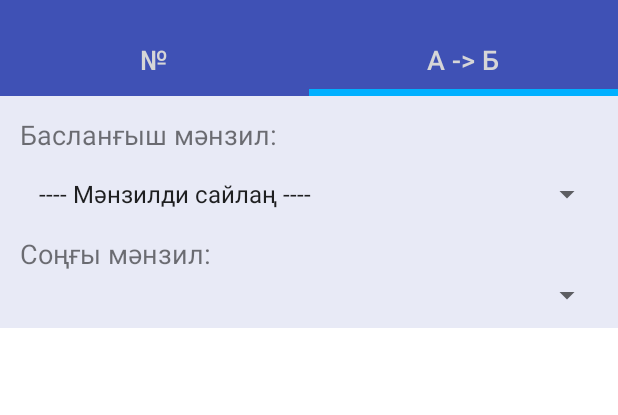
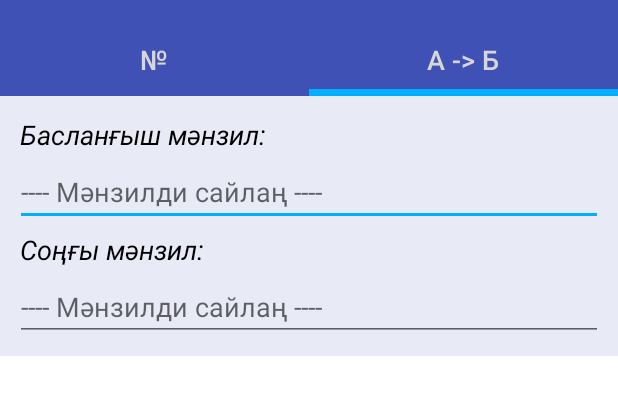
Before and after one commit to shagalalab/Marshrutka, an Android app: the screen it shows after launch (MainActivity), after a tap on "А -> Б", on a phone screen of 412 x 824 dp, the part 60-475 px from its top. Run offline under Robolectric (Android 15) with nearby library versions, the phone set to English and light mode, and no system bars.

Commit message:
Replacing spinners with AutoCompleteTextView

```diff
--- a/MarshrutkaApp/app/src/main/java/com/shagalalab/marshrutka/DetailActivity.java
+++ b/MarshrutkaApp/app/src/main/java/com/shagalalab/marshrutka/DetailActivity.java
@@ -55,7 +55,7 @@ public class DetailActivity extends AppCompatActivity {
         final LinearLayout txtContainer = (LinearLayout)findViewById(R.id.destination_txt_container);
         ArrayList<DestinationPoint> pathPoints = currentRoute.pathPoints;
         for (DestinationPoint destinationPoint : pathPoints) {
-            txtContainer.addView(generateTextView(destinationPoint.getName(isInterfaceCyrillic)));
+            txtContainer.addView(generateTextView(destinationPoint.name));
         }
         final PathDrawer pathDrawer = (PathDrawer)findViewById(R.id.path_drawer);
         txtContainer.getViewTreeObserver().addOnPreDrawListener(new ViewTreeObserver.OnPreDrawListener() {
--- a/MarshrutkaApp/app/src/main/java/com/shagalalab/marshrutka/MainActivity.java
+++ b/MarshrutkaApp/app/src/main/java/com/shagalalab/marshrutka/MainActivity.java
@@ -15,6 +15,7 @@ import android.support.v7.widget.Toolbar;
 import android.view.Menu;
 import android.view.MenuItem;
 
+import com.shagalalab.marshrutka.db.DbHelper;
 import com.shagalalab.marshrutka.widget.SlidingTabLayout;
 
 
@@ -87,6 +88,11 @@ public class MainActivity extends AppCompatActivity {
 
     @SuppressLint("NewApi")
     private void recreateActivity() {
+        // invalidate data from DB to fetch right locale strings
+        DbHelper.reset();
+
+
+
         // recreate() API is available only from API11
         // for older versions we need to perform alternative instructions
         if (Build.VERSION.SDK_INT == 10) {
--- a/MarshrutkaApp/app/src/main/java/com/shagalalab/marshrutka/QueryByDestinationsFragment.java
+++ b/MarshrutkaApp/app/src/main/java/com/shagalalab/marshrutka/QueryByDestinationsFragment.java
@@ -10,8 +10,10 @@ import android.view.View;
 import android.view.ViewGroup;
 import android.widget.AdapterView;
 import android.widget.ArrayAdapter;
+import android.widget.AutoCompleteTextView;
+import android.widget.Filter;
+import android.widget.Filterable;
 import android.widget.ListView;
-import android.widget.Spinner;
 import android.widget.TextView;
 
 import com.shagalalab.marshrutka.data.DestinationPoint;
@@ -34,7 +36,7 @@ public class QueryByDestinationsFragment extends Fragment {
     private ListView mListView;
     ArrayList<DestinationPoint> mStartDestinationPoints, mEndDestinationPoints;
     DbHelper mDbHelper;
-    Spinner mStartPoint, mEndPoint;
+    AutoCompleteTextView mStartPoint, mEndPoint;
     boolean mIsInterfaceCyrillic;
 
     @Nullable
@@ -48,20 +50,31 @@ public class QueryByDestinationsFragment extends Fragment {
 
         mStartDestinationPoints = new ArrayList<DestinationPoint>(Arrays.asList(mDbHelper.destinationPoints));
         Comparator<DestinationPoint> comparator = mIsInterfaceCyrillic ? DestinationPoint.QQ_CYR_COMPARATOR
-                                                                      : DestinationPoint.QQ_LAT_COMPARATOR;
+                                                                       : DestinationPoint.QQ_LAT_COMPARATOR;
         Collections.sort(mStartDestinationPoints, comparator);
-        mStartDestinationPoints.add(0, new DestinationPoint(-1, getString(R.string.choose_destination), getString(R.string.choose_destination)));
+        //mStartDestinationPoints.add(0, new DestinationPoint(-1, getString(R.string.choose_destination), getString(R.string.choose_destination)));
 
-        mStartPoint = (Spinner) view.findViewById(R.id.spinner_start_point);
-        mEndPoint = (Spinner) view.findViewById(R.id.spinner_end_point);
+        mStartPoint = (AutoCompleteTextView) view.findViewById(R.id.spinner_start_point);
+        mEndPoint = (AutoCompleteTextView) view.findViewById(R.id.spinner_end_point);
 
         DestinationPointsAdapter startPointAdapter = new DestinationPointsAdapter(getActivity(),
                 0, mStartDestinationPoints);
 
+
+/*
+        String[] months = new String[] {
+                "January", "February", "March", "April", "May", "June"
+        };
+        ArrayAdapter<String> monthsAdapter = new ArrayAdapter<String>(getActivity(), android.R.layout.simple_list_item_1, months);
+        ArrayAdapter<DestinationPoint> destPoints = new ArrayAdapter<DestinationPoint>(getActivity(), android.R.layout.simple_list_item_1, mStartDestinationPoints);
+*/
+
         mStartPoint.setAdapter(startPointAdapter);
+        mStartPoint.setThreshold(1);
 
         mStartPoint.setOnItemSelectedListener(new StartPointItemSelectedListener());
         mEndPoint.setOnItemSelectedListener(new EndPointItemSelectedListener());
+        mEndPoint.setThreshold(1);
 
         return view;
     }
@@ -70,13 +83,14 @@ public class QueryByDestinationsFragment extends Fragment {
 
         @Override
         public void onItemSelected(AdapterView<?> adapterView, View view, int position, long l) {
-            int startPointPosition = mStartPoint.getSelectedItemPosition();
-            int startPointID = mStartDestinationPoints.get(startPointPosition).ID;
-            if (startPointID == -1) {
+            String selection = mStartPoint.getText().toString();
+            Integer destinationID = mDbHelper.destinationToIdMapping.get(selection);
+            //int startPointID = mStartDestinationPoints.get(startPointPosition).ID;
+            if (destinationID == null) {
                 mEndPoint.setAdapter(null);
                 mListView.setAdapter(null);
             } else {
-                mEndDestinationPoints = getDestinationListFromArray(mDbHelper.reachableDestinations[startPointID].reachableDestinationIds);
+                mEndDestinationPoints = getDestinationListFromArray(mDbHelper.reachableDestinations[destinationID].reachableDestinationIds);
                 DestinationPointsAdapter endPointAdapter = new DestinationPointsAdapter(getActivity(),
                         0, mEndDestinationPoints);
                 mEndPoint.setAdapter(endPointAdapter);
@@ -102,20 +116,23 @@ public class QueryByDestinationsFragment extends Fragment {
     }
 
     private void setListAdapter() {
-        int startPointPosition = mStartPoint.getSelectedItemPosition();
-        int startPointID = mStartDestinationPoints.get(startPointPosition).ID;
-
-        int endPointPosition = mEndPoint.getSelectedItemPosition();
-        int endPointID = mEndDestinationPoints.get(endPointPosition).ID;
+        Integer startPointID = mDbHelper.destinationToIdMapping.get(mStartPoint.getText().toString());
+        Integer endPointID = mDbHelper.destinationToIdMapping.get(mEndPoint.getText().toString());
 
         int[] routeIds;
-        if (startPointID == -1) {
+        /*if (startPointID == -1) {
             routeIds = mDbHelper.reverseRoutes[endPointID].routeIds;
         } else if (endPointID == -1) {
             routeIds = mDbHelper.reverseRoutes[startPointID].routeIds;
         } else {
             routeIds = mergeRoutes(mDbHelper.reverseRoutes[endPointID].routeIds,
                     mDbHelper.reverseRoutes[startPointID].routeIds);
+        }*/
+        if (startPointID == null || endPointID == null) {
+            routeIds = new int[0];
+        } else {
+            routeIds = mergeRoutes(mDbHelper.reverseRoutes[startPointID].routeIds,
+                                   mDbHelper.reverseRoutes[endPointID].routeIds);
         }
         int routesCount = routeIds.length;
         final Route[] filteredRoutes = new Route[routesCount];
@@ -142,7 +159,7 @@ public class QueryByDestinationsFragment extends Fragment {
         Comparator<DestinationPoint> comparator = mIsInterfaceCyrillic ? DestinationPoint.QQ_CYR_COMPARATOR
                 : DestinationPoint.QQ_LAT_COMPARATOR;
         Collections.sort(destinationPointList, comparator);
-        destinationPointList.add(0, new DestinationPoint(-1, getString(R.string.choose_destination), getString(R.string.choose_destination)));
+        //destinationPointList.add(0, new DestinationPoint(-1, getString(R.string.choose_destination), getString(R.string.choose_destination)));
         return destinationPointList;
     }
 
@@ -171,12 +188,17 @@ public class QueryByDestinationsFragment extends Fragment {
         return mergedRoutes;
     }
 
-    private class DestinationPointsAdapter extends ArrayAdapter<DestinationPoint> {
+    private class DestinationPointsAdapter extends ArrayAdapter<DestinationPoint> implements Filterable {
         LayoutInflater mInflater;
+        ArrayFilter mFilter;
+        List<DestinationPoint> mValues;
+        List<DestinationPoint> mOriginalValues;
 
         public DestinationPointsAdapter(Context context, int resource, List<DestinationPoint> objects) {
             super(context, resource, objects);
             mInflater = LayoutInflater.from(context);
+            mValues = objects;
+            mOriginalValues = new ArrayList<DestinationPoint>(objects);
         }
 
         private View getCustomView(int position, View convertView, ViewGroup parent) {
@@ -184,9 +206,19 @@ public class QueryByDestinationsFragment extends Fragment {
                 convertView = mInflater.inflate(android.R.layout.simple_list_item_1, null);
             }
 
-            String text = getItem(position).getName(mIsInterfaceCyrillic);
+            String text = getItem(position).name;
             ((TextView) convertView).setText(text);
             return convertView;
+        }
+
+        @Override
+        public int getCount() {
+            return mValues.size();
+        }
+
+        @Override
+        public DestinationPoint getItem(int position) {
+            return mValues.get(position);
         }
 
         @Override
@@ -204,5 +236,94 @@ public class QueryByDestinationsFragment extends Fragment {
             DestinationPoint point = getItem(position);
             return point.ID;
         }
+
+        @Override
+        public Filter getFilter() {
+            if (mFilter == null) {
+                mFilter = new ArrayFilter();
+            }
+            return mFilter;
+        }
+
+        private class ArrayFilter extends Filter {
+            private Object lock = new Object();
+
+            @Override
+            protected FilterResults performFiltering(CharSequence prefix) {
+                FilterResults results = new FilterResults();
+
+                if (mOriginalValues == null) {
+                    synchronized (lock) {
+                        mOriginalValues = new ArrayList<DestinationPoint>(mValues);
+                    }
+                }
+
+                if (prefix == null || prefix.length() == 0) {
+                    synchronized (lock) {
+                        ArrayList<DestinationPoint> list = new ArrayList<DestinationPoint>(mOriginalValues);
+                        /*for (DestinationPoint point : mOriginalValues) {
+                            list.add(point.getName(mIsInterfaceCyrillic));
+                        }*/
+                        results.values = list;
+                        results.count = list.size();
+                    }
+                } else {
+                    final String prefixString = prefix.toString().toLowerCase();
+
+                    List<DestinationPoint> values = mOriginalValues;
+                    int count = values.size();
+
+                    ArrayList<DestinationPoint> newValues = new ArrayList<DestinationPoint>(count);
+
+                    for (int i = 0; i < count; i++) {
+                        DestinationPoint destinationPoint = values.get(i);
+                        String destName = destinationPoint.name.toLowerCase();
+                        String destAlternativeName = destinationPoint.nameAlternative.toLowerCase();
+
+                        if (destName.startsWith(prefixString) || destAlternativeName.startsWith(prefixString)) {
+                            newValues.add(destinationPoint);
+                        } else {
+                            String[] destNameWords = trimSymbols(destName).split(" ");
+                            String[] destNameAlternativeWords = trimSymbols(destAlternativeName).split(" ");
+                            final int wordCount = destNameWords.length;
+
+                            // Start at index 0, in case valueText starts with space(s)
+                            for (int k = 0; k < wordCount; k++) {
+                                if (destNameWords[k].startsWith(prefixString) ||
+                                        destNameAlternativeWords[k].startsWith(prefixString)) {
+                                    newValues.add(destinationPoint);
+                                    break;
+                                }
+                            }
+                        }
+                    }
+
+                    results.values = newValues;
+                    results.count = newValues.size();
+                }
+
+                return results;
+            }
+
+            private String trimSymbols(String text) {
+                return text.replace("(", "").replace(")", "").replace("-", " ");
+            }
+
+            @SuppressWarnings("unchecked")
+            @Override
+            protected void publishResults(CharSequence constraint, FilterResults results) {
+
+                if (results.values != null){
+                    mValues = (ArrayList<DestinationPoint>) results.values;
+                } else {
+                    mValues = new ArrayList<DestinationPoint>();
+                }
+                if (results.count > 0) {
+                    notifyDataSetChanged();
+                } else {
+                    notifyDataSetInvalidated();
+                }
+            }
+        }
     }
 }
--- a/MarshrutkaApp/app/src/main/java/com/shagalalab/marshrutka/data/DestinationPoint.java
+++ b/MarshrutkaApp/app/src/main/java/com/shagalalab/marshrutka/data/DestinationPoint.java
@@ -20,32 +20,39 @@ public class DestinationPoint {
         }
     }
 
-    public int ID;
-    private String nameCyr;
-    private String nameLat;
+    public final int ID;
+    public final String name;
+    // same strings as previous ones, but specific qq letters changed to normal english
+    // this is useful for autocomplete, as the input during autocomplete comes from
+    // soft keyboard where these specific letters may not be present
+    // i.e. "ә" -> "а", "ғ" -> "г", "a'" to "a", "u'" -> "u"
+    public final String nameAlternative;
 
-    public DestinationPoint() {
+    boolean isCyrillic;
+
+    public DestinationPoint(boolean isCyrillic, int id, String name) {
+        this.isCyrillic = isCyrillic;
+        this.ID = id;
+        this.name = name;
+        this.nameAlternative = isCyrillic ? slimCyr(name) : slimLat(name);
     }
 
-    public DestinationPoint(int id, String nameCyr, String nameLat) {
-        this.ID = id;
-        this.nameCyr = nameCyr;
-        this.nameLat = nameLat;
+    private String slimCyr(String name) {
+        return name.replace('ә', 'а').replace('ғ', 'г').replace('қ', 'к')
+                .replace('ң', 'н').replace('ө', 'о').replace('ү', 'у')
+                .replace('ў', 'у').replace('ҳ', 'х');
     }
 
-    public String getName(boolean isCyrillicInterface) {
-        if (isCyrillicInterface) {
-            return nameCyr;
-        } else {
-            return nameLat;
-        }
+    private String slimLat(String name) {
+        return name.replace("a'", "a").replace("g'", "g").replace("n'", "n")
+                .replace("o'", "o").replace("u'", "u");
     }
 
     public static final Comparator<DestinationPoint> QQ_CYR_COMPARATOR = new Comparator<DestinationPoint>() {
         @Override
         public int compare(DestinationPoint first, DestinationPoint second) {
-            char[] thisLowerCase = first.nameCyr.toLowerCase().toCharArray();
-            char[] thatLowerCase = second.nameCyr.toLowerCase().toCharArray();
+            char[] thisLowerCase = first.name.toLowerCase().toCharArray();
+            char[] thatLowerCase = second.name.toLowerCase().toCharArray();
 
             int len = Math.min(thisLowerCase.length, thatLowerCase.length);
             for (int i=0; i<len; i++) {
@@ -69,14 +76,14 @@ public class DestinationPoint {
                     return thisIndex - thatIndex;
                 }
             }
-            return first.nameCyr.compareTo(second.nameCyr);
+            return first.name.compareTo(second.name);
         }
     };
 
     public static final Comparator<DestinationPoint> QQ_LAT_COMPARATOR = new Comparator<DestinationPoint>() {
         @Override
         public int compare(DestinationPoint first, DestinationPoint second) {
-            return first.nameLat.compareTo(second.nameLat);
+            return first.name.compareTo(second.name);
         }
     };
 
@@ -87,6 +94,11 @@ public class DestinationPoint {
         if (!(that instanceof DestinationPoint)) return false;
 
         DestinationPoint thatPoint = (DestinationPoint)that;
-        return this.ID == thatPoint.ID && this.nameCyr.equals(thatPoint.nameCyr);
+        return this.ID == thatPoint.ID && this.name.equals(thatPoint.name);
+    }
+
+    @Override
+    public String toString() {
+        return name;
     }
 }
--- a/MarshrutkaApp/app/src/main/java/com/shagalalab/marshrutka/db/DbHelper.java
+++ b/MarshrutkaApp/app/src/main/java/com/shagalalab/marshrutka/db/DbHelper.java
@@ -8,6 +8,7 @@ import android.database.sqlite.SQLiteException;
 import android.database.sqlite.SQLiteOpenHelper;
 import android.util.Log;
 
+import com.shagalalab.marshrutka.App;
 import com.shagalalab.marshrutka.Utils;
 import com.shagalalab.marshrutka.data.DestinationPoint;
 import com.shagalalab.marshrutka.data.ReachableDestinations;
@@ -19,6 +20,7 @@ import java.io.IOException;
 import java.io.InputStream;
 import java.io.OutputStream;
 import java.util.ArrayList;
+import java.util.HashMap;
 import java.util.Stack;
 
 public class DbHelper extends SQLiteOpenHelper {
@@ -50,6 +52,8 @@ public class DbHelper extends SQLiteOpenHelper {
     public Route[] routes;
     public ReachableDestinations[] reachableDestinations;
 
+    public HashMap<String, Integer> destinationToIdMapping = new HashMap<>();
+
     //The Android's default system path of your application database.
     private final String DB_PATH;
 
@@ -80,6 +84,10 @@ public class DbHelper extends SQLiteOpenHelper {
             _instance.loadAllData();
         }
         return _instance;
+    }
+
+    public static void reset() {
+        _instance = null;
     }
 
     /**
@@ -261,6 +269,9 @@ public class DbHelper extends SQLiteOpenHelper {
     }
 
     private void loadDestinationPoints() {
+
+        boolean isInterfaceCyrillic = ((App)mContext.getApplicationContext()).isCurrentLocaleCyrillic();
+
         int count = getCount(TABLE_DESTINATIONS);
         destinationPoints = new DestinationPoint[count];
         Cursor cursor = mDataBase.query(TABLE_DESTINATIONS,
@@ -273,8 +284,11 @@ public class DbHelper extends SQLiteOpenHelper {
             int ID = cursor.getInt(0);
             String name_cyr = cursor.getString(1);
             String name_lat = cursor.getString(2);
-            DestinationPoint destinationPoint = new DestinationPoint(ID, name_cyr, name_lat);
+            DestinationPoint destinationPoint = new DestinationPoint(isInterfaceCyrillic, ID,
+                    isInterfaceCyrillic ? name_cyr : name_lat);
             destinationPoints[ID] = destinationPoint;
+            destinationToIdMapping.put(name_cyr, ID);
+            destinationToIdMapping.put(name_lat, ID);
         }
         cursor.close();
     }
--- a/MarshrutkaApp/app/src/main/res/layout/fragment_query_by_destination.xml
+++ b/MarshrutkaApp/app/src/main/res/layout/fragment_query_by_destination.xml
@@ -15,23 +15,31 @@
             style="@style/QueryByDestinationLabelText"
             android:layout_width="match_parent"
             android:layout_height="wrap_content"
+            android:textColor="@android:color/black"
+            android:textStyle="italic"
             android:text="@string/start_point" />
 
-        <Spinner
+        <AutoCompleteTextView
             android:id="@+id/spinner_start_point"
             android:layout_width="match_parent"
-            android:layout_height="wrap_content" />
+            android:layout_height="wrap_content"
+            android:hint="@string/choose_destination"
+            android:singleLine="true"/>
 
         <TextView
             style="@style/QueryByDestinationLabelText"
             android:layout_width="match_parent"
             android:layout_height="wrap_content"
+            android:textColor="@android:color/black"
+            android:textStyle="italic"
             android:text="@string/end_point" />
 
-        <Spinner
+        <AutoCompleteTextView
             android:id="@+id/spinner_end_point"
             android:layout_width="match_parent"
-            android:layout_height="wrap_content" />
+            android:layout_height="wrap_content"
+            android:hint="@string/choose_destination"
+            android:singleLine="true"/>
     </LinearLayout>
 
     <FrameLayout
--- a/MarshrutkaApp/app/src/main/res/values/styles.xml
+++ b/MarshrutkaApp/app/src/main/res/values/styles.xml
@@ -4,7 +4,7 @@
     <style name="AppTheme.Base" parent="Theme.AppCompat.Light.NoActionBar">
         <item name="colorPrimary">@color/theme_primary</item>
         <item name="colorPrimaryDark">@color/theme_primary_dark</item>
-        <item name="colorAccent">@color/theme_accent_2</item>
+        <item name="colorAccent">@color/theme_accent_1</item>
         <item name="android:textColorLink">@color/theme_accent_2</item>
         <item name="android:windowContentOverlay">@null</item>
         <item name="android:windowBackground">@android:color/white</item>
```
